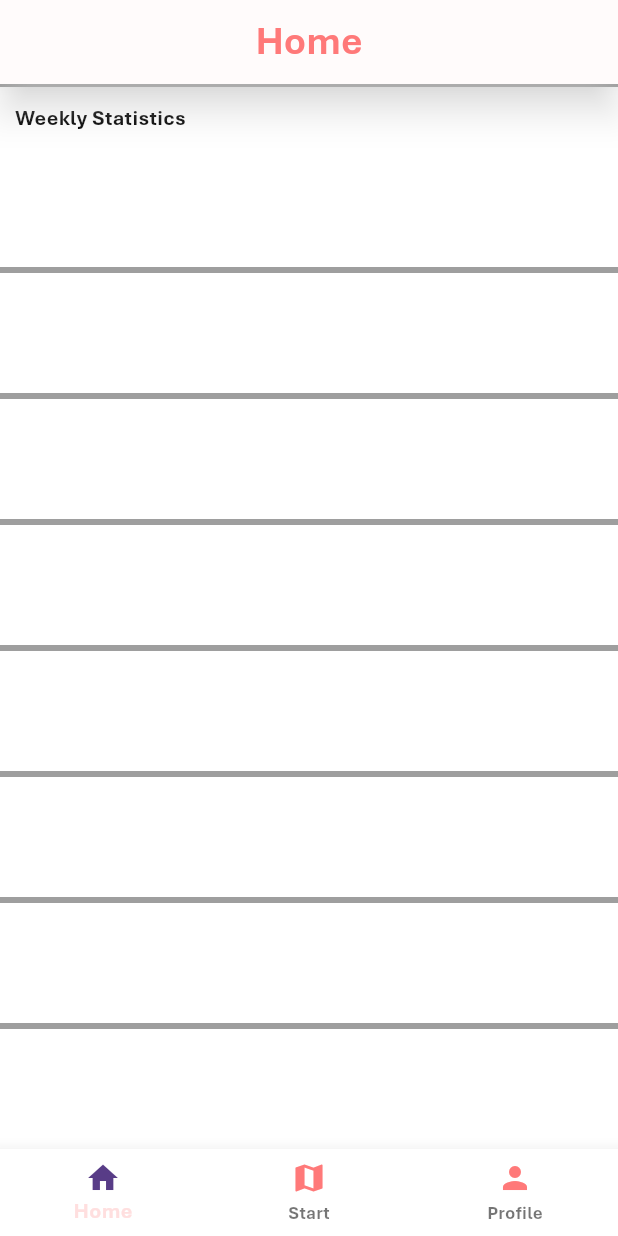
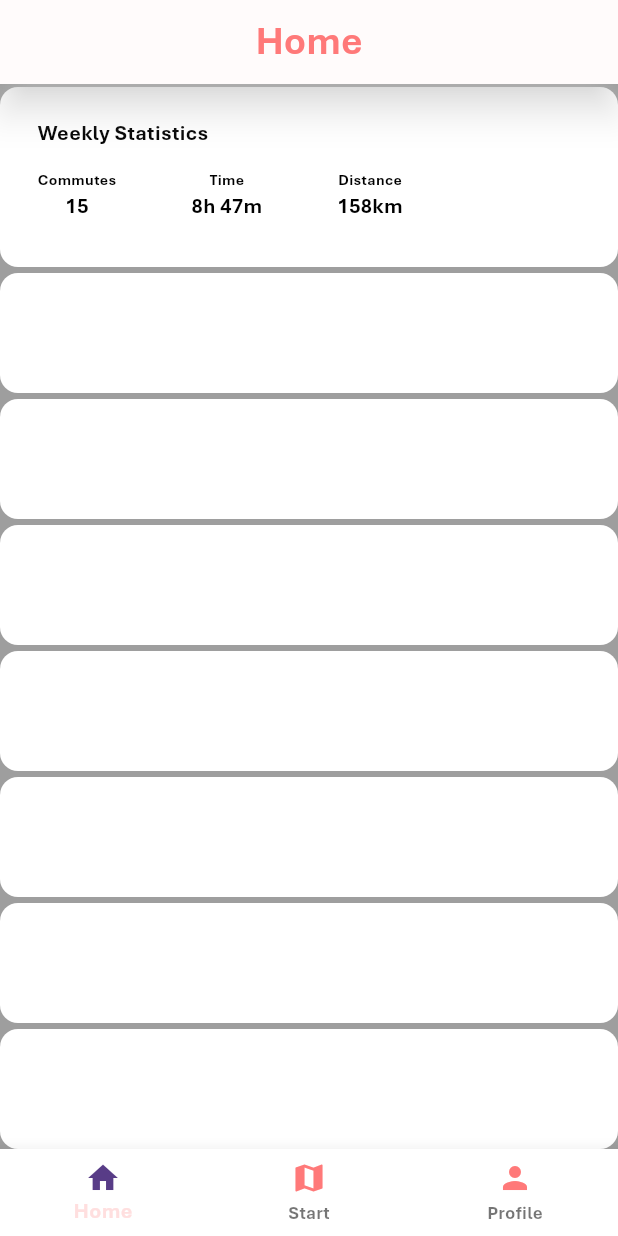
Before and after one commit to theglassofwater/flutter_mobile_app, a Flutter app: the screen it shows after launch, on a phone screen of 412 x 824 dp. Run offline on Flutter 3.47's test engine with Material 3 defaults, Android fonts, the phone set to English and light mode, and no system bars.

Commit message:
added scrollable list of containers for weekly stats, and activity

```diff
--- a/lib/screens/home.dart
+++ b/lib/screens/home.dart
@@ -41,24 +41,66 @@ class _MyHomePageState extends State<MyHomePage> {
               return Container(
                 width: double.infinity,
                 height: 120,
-                color: Colors.white,
+                // color: Colors.white,
                 margin: EdgeInsets.symmetric(vertical: 2),
-                padding: EdgeInsets.all(10.0),
-                child: Text("Weekly Statistics"),
+                padding: EdgeInsets.symmetric(vertical: 20.0, horizontal: 25.0),
+                decoration: BoxDecoration(
+                  color: Colors.white,
+                  borderRadius: BorderRadius.circular(12),
+                ),
+                child: Column(
+                  mainAxisAlignment: MainAxisAlignment.start,
+                  crossAxisAlignment: CrossAxisAlignment.start,
+                  spacing: 15.0,
+                  children: [
+                    Row(
+                      children: [
+                        Text(
+                          "Weekly Statistics",
+                          style: TextStyle(fontSize: 14),
+                        ),
+                        // Text("See More", style: TextStyle()),
+                      ],
+                    ),
+                    Row(
+                      spacing: 50.0,
+                      children: [
+                        Column(
+                          children: [
+                            Text("Commutes", style: TextStyle(fontSize: 10)),
+                            Text("15"),
+                          ],
+                        ),
+                        Column(
+                          children: [
+                            Text("Time", style: TextStyle(fontSize: 10)),
+                            Text("8h 47m"),
+                          ],
+                        ),
+                        Column(
+                          children: [
+                            Text("Distance", style: TextStyle(fontSize: 10)),
+                            Text("158km"),
+                          ],
+                        ),
+                      ],
+                    ),
+                  ],
+                ),
               );
             }
 
             // index - 1 because first item is manual
             return Container(
               width: double.infinity,
-              color: Colors.white,
+              // color: Colors.white,
               margin: EdgeInsets.symmetric(vertical: 2),
               // padding: EdgeInsets.all(30),
               height: 80,
-              // decoration: BoxDecoration(
-              //   color: Colors.blueAccent,
-              //   borderRadius: BorderRadius.circular(12),
-              // ),
+              decoration: BoxDecoration(
+                color: Colors.white,
+                borderRadius: BorderRadius.circular(12),
+              ),
             );
           },
         ),
```
